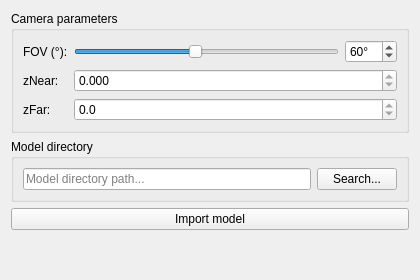
The window that ui/widgets/SettingsWidget.ui (fedorkrivitskiy/3D-engine) describes before a commit, drawn with Qt 5.
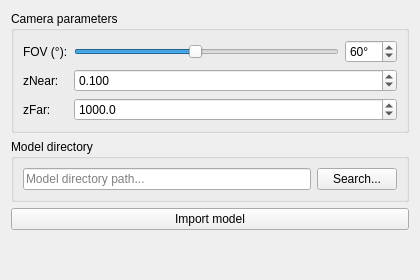
The same window after the commit.

Patch:
```diff
--- a/ui/widgets/SettingsWidget.ui
+++ b/ui/widgets/SettingsWidget.ui
@@ -76,16 +76,16 @@
          <number>3</number>
         </property>
         <property name="minimum">
-         <double>0.000000000000000</double>
+         <double>0.010000000000000</double>
         </property>
         <property name="maximum">
-         <double>0.000000000000000</double>
+         <double>1000.000000000000000</double>
         </property>
         <property name="singleStep">
          <double>0.000000000000000</double>
         </property>
         <property name="value">
-         <double>0.000000000000000</double>
+         <double>0.100000000000000</double>
         </property>
        </widget>
       </item>
@@ -102,16 +102,16 @@
          <number>1</number>
         </property>
         <property name="minimum">
-         <double>0.000000000000000</double>
+         <double>1.000000000000000</double>
         </property>
         <property name="maximum">
-         <double>0.000000000000000</double>
+         <double>100000.000000000000000</double>
         </property>
         <property name="singleStep">
          <double>0.000000000000000</double>
         </property>
         <property name="value">
-         <double>0.000000000000000</double>
+         <double>1000.000000000000000</double>
         </property>
        </widget>
       </item>
```
Left out of the diff: 4 changed lines with no effect on the pictures.
